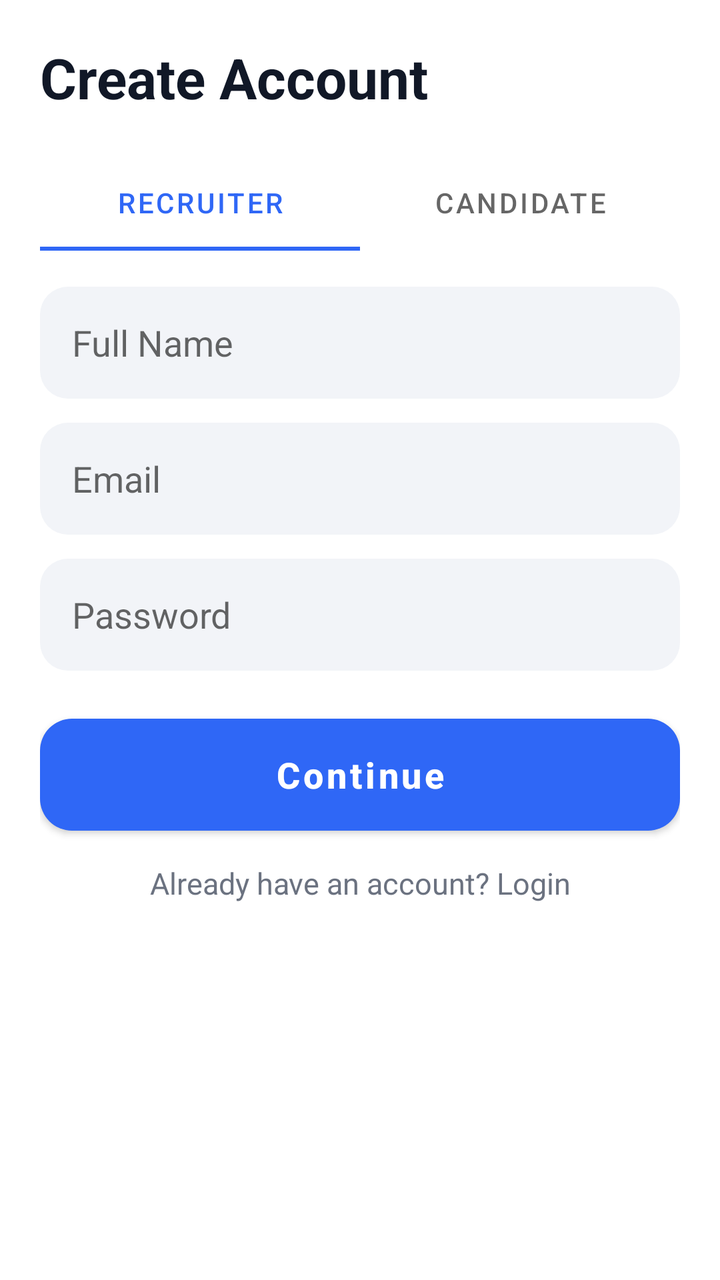
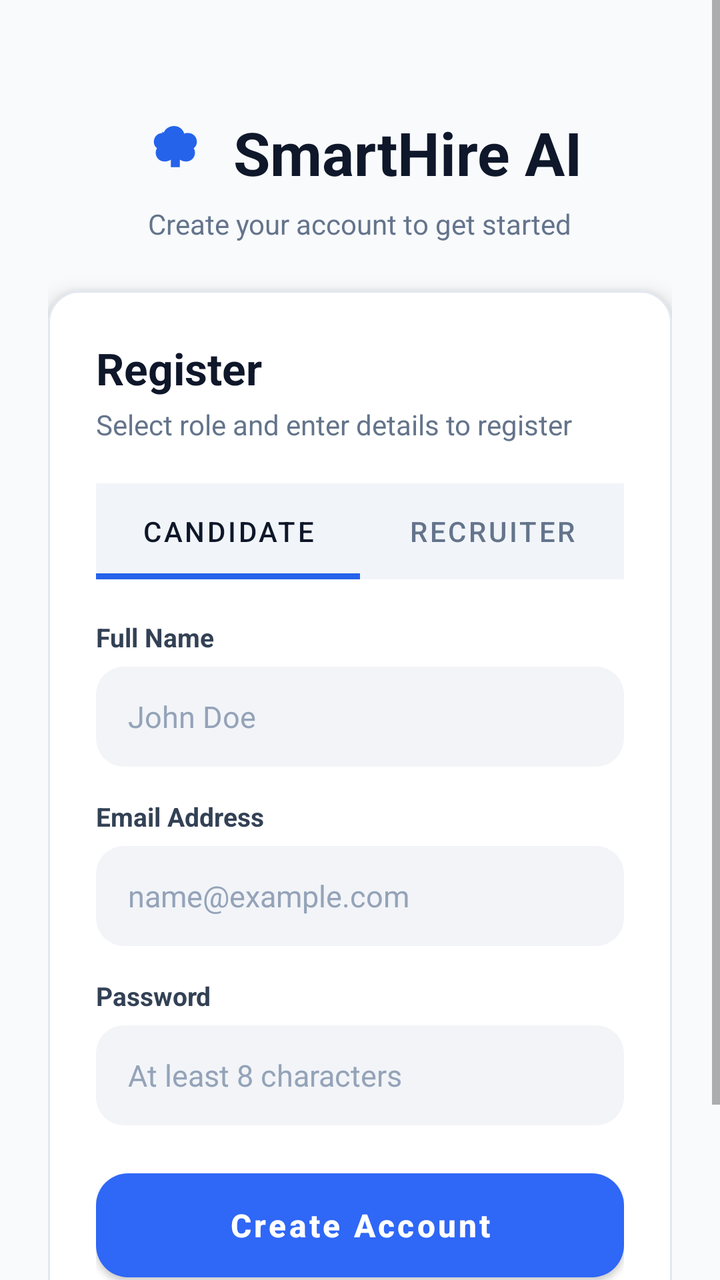

Before-and-after screenshots of an Android layout around one commit, followed by the original layout XML and the change that was made.
<!-- AndroidManifest.xml: application theme Theme.HireAI -->
<!-- res/layout/activity_signup.xml -->
<?xml version="1.0" encoding="utf-8"?>
<androidx.constraintlayout.widget.ConstraintLayout xmlns:android="http://schemas.android.com/apk/res/android"
    xmlns:app="http://schemas.android.com/apk/res-auto"
    android:layout_width="match_parent"
    android:layout_height="match_parent"
    android:background="@color/bg_light"
    android:padding="20dp">

    <TextView
        android:id="@+id/signup_title"
        android:layout_width="wrap_content"
        android:layout_height="wrap_content"
        android:text="Create Account"
        android:textColor="@color/text_primary"
        android:textSize="28sp"
        android:textStyle="bold"
        app:layout_constraintStart_toStartOf="parent"
        app:layout_constraintTop_toTopOf="parent" />

    <com.google.android.material.tabs.TabLayout
        android:id="@+id/signup_role_tabs"
        android:layout_width="0dp"
        android:layout_height="wrap_content"
        android:layout_marginTop="20dp"
        app:layout_constraintTop_toBottomOf="@id/signup_title"
        app:layout_constraintStart_toStartOf="parent"
        app:layout_constraintEnd_toEndOf="parent">

        <com.google.android.material.tabs.TabItem
            android:text="Recruiter" />

        <com.google.android.material.tabs.TabItem
            android:text="Candidate" />
    </com.google.android.material.tabs.TabLayout>

    <EditText
        android:id="@+id/signup_name_input"
        android:layout_width="0dp"
        android:layout_height="56dp"
        android:layout_marginTop="18dp"
        android:background="@drawable/bg_input_light"
        android:hint="Full Name"
        android:paddingHorizontal="16dp"
        app:layout_constraintTop_toBottomOf="@id/signup_role_tabs"
        app:layout_constraintStart_toStartOf="parent"
        app:layout_constraintEnd_toEndOf="parent" />

    <EditText
        android:id="@+id/signup_email_input"
        android:layout_width="0dp"
        android:layout_height="56dp"
        android:layout_marginTop="12dp"
        android:background="@drawable/bg_input_light"
        android:hint="Email"
        android:inputType="textEmailAddress"
        android:paddingHorizontal="16dp"
        app:layout_constraintTop_toBottomOf="@id/signup_name_input"
        app:layout_constraintStart_toStartOf="parent"
        app:layout_constraintEnd_toEndOf="parent" />

    <EditText
        android:id="@+id/signup_password_input"
        android:layout_width="0dp"
        android:layout_height="56dp"
        android:layout_marginTop="12dp"
        android:background="@drawable/bg_input_light"
        android:hint="Password"
        android:inputType="textPassword"
        android:paddingHorizontal="16dp"
        app:layout_constraintTop_toBottomOf="@id/signup_email_input"
        app:layout_constraintStart_toStartOf="parent"
        app:layout_constraintEnd_toEndOf="parent" />

    <Button
        android:id="@+id/signup_action_button"
        android:layout_width="0dp"
        android:layout_height="56dp"
        android:layout_marginTop="24dp"
        android:background="@drawable/bg_button_primary"
        android:text="Continue"
        android:textAllCaps="false"
        android:textColor="@android:color/white"
        android:textSize="18sp"
        android:textStyle="bold"
        app:layout_constraintTop_toBottomOf="@id/signup_password_input"
        app:layout_constraintStart_toStartOf="parent"
        app:layout_constraintEnd_toEndOf="parent" />

    <com.google.android.material.progressindicator.CircularProgressIndicator
        android:id="@+id/signup_loading_inline"
        android:layout_width="28dp"
        android:layout_height="28dp"
        android:layout_marginTop="10dp"
        android:visibility="gone"
        app:indicatorColor="@color/primary_blue"
        app:indicatorSize="28dp"
        app:indicatorInset="0dp"
        app:layout_constraintTop_toBottomOf="@id/signup_action_button"
        app:layout_constraintStart_toStartOf="@id/signup_action_button"
        app:layout_constraintEnd_toEndOf="@id/signup_action_button" />

    <TextView
        android:id="@+id/signup_login_hint"
        android:layout_width="wrap_content"
        android:layout_height="wrap_content"
        android:layout_marginTop="16dp"
        android:text="Already have an account? Login"
        android:textColor="@color/text_secondary"
        android:textSize="15sp"
        app:layout_constraintTop_toBottomOf="@id/signup_loading_inline"
        app:layout_constraintStart_toStartOf="parent"
        app:layout_constraintEnd_toEndOf="parent" />

</androidx.constraintlayout.widget.ConstraintLayout>
<!-- resources referenced by this layout -->
<resources>
  <color name="bg_light">#FFFFFFFF</color>
  <color name="primary_blue">#FF2F67F6</color>
  <color name="text_primary">#FF111827</color>
  <color name="text_secondary">#FF6B7280</color>
  <!-- drawable bg_button_primary (drawable) -->
  <?xml version="1.0" encoding="utf-8"?>
  <ripple xmlns:android="http://schemas.android.com/apk/res/android"
      android:color="#40FFFFFF">
      <item>
          <selector>
              <item android:state_pressed="true">
                  <shape>
                      <solid android:color="@color/primary_blue_dark" />
                      <corners android:radius="@dimen/card_radius" />
                  </shape>
              </item>
              <item android:state_enabled="false">
                  <shape>
                      <solid android:color="#FF9DB6F8" />
                      <corners android:radius="@dimen/card_radius" />
                  </shape>
              </item>
              <item>
                  <shape>
                      <solid android:color="@color/primary_blue" />
                      <corners android:radius="@dimen/card_radius" />
                  </shape>
              </item>
          </selector>
      </item>
  </ripple>
  <!-- drawable bg_input_light (drawable) -->
  <?xml version="1.0" encoding="utf-8"?>
  <shape xmlns:android="http://schemas.android.com/apk/res/android">
      <solid android:color="@color/bg_light_alt" />
      <corners android:radius="@dimen/input_radius" />
  </shape>
  <style name="Theme.HireAI" parent="Theme.MaterialComponents.Light.NoActionBar">
          <item name="colorPrimary">@color/primary_blue</item>
          <item name="colorPrimaryVariant">@color/primary_blue_dark</item>
          <item name="colorOnPrimary">@color/white</item>
          <item name="colorSecondary">@color/primary_blue</item>
          <item name="colorOnSecondary">@color/white</item>
          <item name="android:statusBarColor">@color/bg_light</item>
          <item name="android:navigationBarColor">@color/bg_light</item>
          <item name="android:windowLightStatusBar">true</item>
          <item name="android:windowLightNavigationBar">true</item>
          <item name="android:windowAnimationStyle">@style/Animation.HireAI.Activity.Fast</item>
      </style>
  <color name="primary_blue_dark">#FF2758D6</color>
  <dimen name="card_radius">16dp</dimen>
  <color name="bg_light_alt">#FFF2F4F8</color>
  <dimen name="input_radius">14dp</dimen>
  <color name="white">#FFFFFFFF</color>
  <style name="Animation.HireAI.Activity.Fast" parent="@android:style/Animation.Activity">
          <item name="android:activityOpenEnterAnimation">@anim/activity_open_enter_fast</item>
          <item name="android:activityOpenExitAnimation">@anim/activity_open_exit_fast</item>
          <item name="android:activityCloseEnterAnimation">@anim/activity_close_enter_fast</item>
          <item name="android:activityCloseExitAnimation">@anim/activity_close_exit_fast</item>
      </style>
</resources>

<!-- the commit's change to res/layout/activity_signup.xml (unified diff, before → after) -->
@@ -1,114 +1,227 @@
 <?xml version="1.0" encoding="utf-8"?>
-<androidx.constraintlayout.widget.ConstraintLayout xmlns:android="http://schemas.android.com/apk/res/android"
+<ScrollView xmlns:android="http://schemas.android.com/apk/res/android"
     xmlns:app="http://schemas.android.com/apk/res-auto"
     android:layout_width="match_parent"
     android:layout_height="match_parent"
-    android:background="@color/bg_light"
-    android:padding="20dp">
-
-    <TextView
-        android:id="@+id/signup_title"
-        android:layout_width="wrap_content"
+    android:fillViewport="true"
+    android:background="#F8FAFC">
+
+    <androidx.constraintlayout.widget.ConstraintLayout
+        android:layout_width="match_parent"
         android:layout_height="wrap_content"
-        android:text="Create Account"
-        android:textColor="@color/text_primary"
-        android:textSize="28sp"
-        android:textStyle="bold"
-        app:layout_constraintStart_toStartOf="parent"
-        app:layout_constraintTop_toTopOf="parent" />
-
-    <com.google.android.material.tabs.TabLayout
-        android:id="@+id/signup_role_tabs"
-        android:layout_width="0dp"
-        android:layout_height="wrap_content"
-        android:layout_marginTop="20dp"
-        app:layout_constraintTop_toBottomOf="@id/signup_title"
-        app:layout_constraintStart_toStartOf="parent"
-        app:layout_constraintEnd_toEndOf="parent">
-
-        <com.google.android.material.tabs.TabItem
-            android:text="Recruiter" />
-
-        <com.google.android.material.tabs.TabItem
-            android:text="Candidate" />
-    </com.google.android.material.tabs.TabLayout>
-
-    <EditText
-        android:id="@+id/signup_name_input"
-        android:layout_width="0dp"
-        android:layout_height="56dp"
-        android:layout_marginTop="18dp"
-        android:background="@drawable/bg_input_light"
-        android:hint="Full Name"
-        android:paddingHorizontal="16dp"
-        app:layout_constraintTop_toBottomOf="@id/signup_role_tabs"
-        app:layout_constraintStart_toStartOf="parent"
-        app:layout_constraintEnd_toEndOf="parent" />
-
-    <EditText
-        android:id="@+id/signup_email_input"
-        android:layout_width="0dp"
-        android:layout_height="56dp"
-        android:layout_marginTop="12dp"
-        android:background="@drawable/bg_input_light"
-        android:hint="Email"
-        android:inputType="textEmailAddress"
-        android:paddingHorizontal="16dp"
-        app:layout_constraintTop_toBottomOf="@id/signup_name_input"
-        app:layout_constraintStart_toStartOf="parent"
-        app:layout_constraintEnd_toEndOf="parent" />
-
-    <EditText
-        android:id="@+id/signup_password_input"
-        android:layout_width="0dp"
-        android:layout_height="56dp"
-        android:layout_marginTop="12dp"
-        android:background="@drawable/bg_input_light"
-        android:hint="Password"
-        android:inputType="textPassword"
-        android:paddingHorizontal="16dp"
-        app:layout_constraintTop_toBottomOf="@id/signup_email_input"
-        app:layout_constraintStart_toStartOf="parent"
-        app:layout_constraintEnd_toEndOf="parent" />
-
-    <Button
-        android:id="@+id/signup_action_button"
-        android:layout_width="0dp"
-        android:layout_height="56dp"
-        android:layout_marginTop="24dp"
-        android:background="@drawable/bg_button_primary"
-        android:text="Continue"
-        android:textAllCaps="false"
-        android:textColor="@android:color/white"
-        android:textSize="18sp"
-        android:textStyle="bold"
-        app:layout_constraintTop_toBottomOf="@id/signup_password_input"
-        app:layout_constraintStart_toStartOf="parent"
-        app:layout_constraintEnd_toEndOf="parent" />
-
-    <com.google.android.material.progressindicator.CircularProgressIndicator
-        android:id="@+id/signup_loading_inline"
-        android:layout_width="28dp"
-        android:layout_height="28dp"
-        android:layout_marginTop="10dp"
-        android:visibility="gone"
-        app:indicatorColor="@color/primary_blue"
-        app:indicatorSize="28dp"
-        app:indicatorInset="0dp"
-        app:layout_constraintTop_toBottomOf="@id/signup_action_button"
-        app:layout_constraintStart_toStartOf="@id/signup_action_button"
-        app:layout_constraintEnd_toEndOf="@id/signup_action_button" />
-
-    <TextView
-        android:id="@+id/signup_login_hint"
-        android:layout_width="wrap_content"
-        android:layout_height="wrap_content"
-        android:layout_marginTop="16dp"
-        android:text="Already have an account? Login"
-        android:textColor="@color/text_secondary"
-        android:textSize="15sp"
-        app:layout_constraintTop_toBottomOf="@id/signup_loading_inline"
-        app:layout_constraintStart_toStartOf="parent"
-        app:layout_constraintEnd_toEndOf="parent" />
-
-</androidx.constraintlayout.widget.ConstraintLayout>
+        android:padding="24dp">
+
+        <LinearLayout
+            android:id="@+id/signup_brand_container"
+            android:layout_width="wrap_content"
+            android:layout_height="wrap_content"
+            android:layout_marginTop="32dp"
+            android:gravity="center"
+            android:orientation="vertical"
+            app:layout_constraintEnd_toEndOf="parent"
+            app:layout_constraintStart_toStartOf="parent"
+            app:layout_constraintTop_toTopOf="parent">
+
+            <LinearLayout
+                android:layout_width="wrap_content"
+                android:layout_height="wrap_content"
+                android:gravity="center_vertical"
+                android:orientation="horizontal">
+
+                <ImageView
+                    android:layout_width="38dp"
+                    android:layout_height="38dp"
+                    android:src="@drawable/ic_brain"
+                    app:tint="#2563EB" />
+
+                <TextView
+                    android:layout_width="wrap_content"
+                    android:layout_height="wrap_content"
+                    android:layout_marginStart="10dp"
+                    android:text="SmartHire AI"
+                    android:textColor="#0F172A"
+                    android:textSize="30sp"
+                    android:textStyle="bold" />
+            </LinearLayout>
+
+            <TextView
+                android:layout_width="wrap_content"
+                android:layout_height="wrap_content"
+                android:layout_marginTop="6dp"
+                android:text="Create your account to get started"
+                android:textColor="#64748B"
+                android:textSize="14sp" />
+        </LinearLayout>
+
+        <com.google.android.material.card.MaterialCardView
+            android:id="@+id/signup_card"
+            android:layout_width="0dp"
+            android:layout_height="wrap_content"
+            android:layout_marginTop="24dp"
+            app:cardBackgroundColor="#FFFFFF"
+            app:cardCornerRadius="16dp"
+            app:cardElevation="6dp"
+            app:strokeColor="#E2E8F0"
+            app:strokeWidth="1dp"
+            app:layout_constraintEnd_toEndOf="parent"
+            app:layout_constraintStart_toStartOf="parent"
+            app:layout_constraintTop_toBottomOf="@id/signup_brand_container">
+
+            <LinearLayout
+                android:layout_width="match_parent"
+                android:layout_height="wrap_content"
+                android:orientation="vertical"
+                android:padding="24dp">
+
+                <TextView
+                    android:layout_width="wrap_content"
+                    android:layout_height="wrap_content"
+                    android:text="Register"
+                    android:textColor="#0F172A"
+                    android:textSize="22sp"
+                    android:textStyle="bold" />
+
+                <TextView
+                    android:layout_width="wrap_content"
+                    android:layout_height="wrap_content"
+                    android:layout_marginTop="4dp"
+                    android:text="Select role and enter details to register"
+                    android:textColor="#64748B"
+                    android:textSize="14sp" />
+
+                
+                <com.google.android.material.tabs.TabLayout
+                    android:id="@+id/signup_role_tabs"
+                    android:layout_width="match_parent"
+                    android:layout_height="48dp"
+                    android:layout_marginTop="20dp"
+                    android:background="#F1F5F9"
+                    app:tabIndicatorColor="#2563EB"
+                    app:tabIndicatorHeight="3dp"
+                    app:tabRippleColor="#1E2563EB"
+                    app:tabSelectedTextColor="#0F172A"
+                    app:tabTextColor="#64748B">
+
+                    <com.google.android.material.tabs.TabItem
+                        android:layout_width="wrap_content"
+                        android:layout_height="wrap_content"
+                        android:text="Candidate" />
+
+                    <com.google.android.material.tabs.TabItem
+                        android:layout_width="wrap_content"
+                        android:layout_height="wrap_content"
+                        android:text="Recruiter" />
+                </com.google.android.material.tabs.TabLayout>
+
+                
+                <TextView
+                    android:layout_width="wrap_content"
+                    android:layout_height="wrap_content"
+                    android:layout_marginTop="20dp"
+                    android:text="Full Name"
+                    android:textColor="#334155"
+                    android:textSize="13sp"
+                    android:textStyle="bold" />
+
+                <EditText
+                    android:id="@+id/signup_name_input"
+                    android:layout_width="match_parent"
+                    android:layout_height="50dp"
+                    android:layout_marginTop="6dp"
+                    android:background="@drawable/bg_input_light"
+                    android:hint="John Doe"
+                    android:inputType="textPersonName"
+                    android:paddingStart="16dp"
+                    android:paddingEnd="16dp"
+                    android:textColor="#0F172A"
+                    android:textColorHint="#94A3B8"
+                    android:textSize="15sp" />
+
+                
+                <TextView
+                    android:layout_width="wrap_content"
+                    android:layout_height="wrap_content"
+                    android:layout_marginTop="16dp"
+                    android:text="Email Address"
+                    android:textColor="#334155"
+                    android:textSize="13sp"
+                    android:textStyle="bold" />
+
+                <EditText
+                    android:id="@+id/signup_email_input"
+                    android:layout_width="match_parent"
+                    android:layout_height="50dp"
+                    android:layout_marginTop="6dp"
+                    android:background="@drawable/bg_input_light"
+                    android:hint="name@example.com"
+                    android:inputType="textEmailAddress"
+                    android:paddingStart="16dp"
+                    android:paddingEnd="16dp"
+                    android:textColor="#0F172A"
+                    android:textColorHint="#94A3B8"
+                    android:textSize="15sp" />
+
+                
+                <TextView
+                    android:layout_width="wrap_content"
+                    android:layout_height="wrap_content"
+                    android:layout_marginTop="16dp"
+                    android:text="Password"
+                    android:textColor="#334155"
+                    android:textSize="13sp"
+                    android:textStyle="bold" />
+
+                <EditText
+                    android:id="@+id/signup_password_input"
+                    android:layout_width="match_parent"
+                    android:layout_height="50dp"
+                    android:layout_marginTop="6dp"
+                    android:background="@drawable/bg_input_light"
+                    android:hint="At least 8 characters"
+                    android:inputType="textPassword"
+                    android:paddingStart="16dp"
+                    android:paddingEnd="16dp"
+                    android:textColor="#0F172A"
+                    android:textColorHint="#94A3B8"
+                    android:textSize="15sp" />
+
+                
+                <Button
+                    android:id="@+id/signup_action_button"
+                    android:layout_width="match_parent"
+                    android:layout_height="52dp"
+                    android:layout_marginTop="24dp"
+                    android:background="@drawable/bg_button_primary"
+                    android:text="Create Account"
+                    android:textAllCaps="false"
+                    android:textColor="#FFFFFF"
+                    android:textSize="16sp"
+                    android:textStyle="bold" />
+
+                <com.google.android.material.progressindicator.CircularProgressIndicator
+                    android:id="@+id/signup_loading_inline"
+                    android:layout_width="28dp"
+                    android:layout_height="28dp"
+                    android:layout_gravity="center_horizontal"
+                    android:layout_marginTop="12dp"
+                    android:visibility="gone"
+                    app:indicatorColor="#2563EB"
+                    app:indicatorSize="28dp" />
+
+                
+                <TextView
+                    android:id="@+id/signup_login_hint"
+                    android:layout_width="wrap_content"
+                    android:layout_height="wrap_content"
+                    android:layout_gravity="center_horizontal"
+                    android:layout_marginTop="20dp"
+                    android:padding="8dp"
+                    android:text="Already have an account? Log in"
+                    android:textColor="#2563EB"
+                    android:textSize="14sp"
+                    android:textStyle="bold" />
+            </LinearLayout>
+        </com.google.android.material.card.MaterialCardView>
+
+    </androidx.constraintlayout.widget.ConstraintLayout>
+</ScrollView>
<!-- resource entries referenced after the edit -->
@@ -2,8 +2,6 @@
 <resources>
   <color name="bg_light">#FFFFFFFF</color>
   <color name="primary_blue">#FF2F67F6</color>
-  <color name="text_primary">#FF111827</color>
-  <color name="text_secondary">#FF6B7280</color>
   <!-- drawable bg_button_primary (drawable) -->
   <?xml version="1.0" encoding="utf-8"?>
   <ripple xmlns:android="http://schemas.android.com/apk/res/android"
@@ -37,6 +35,20 @@
       <solid android:color="@color/bg_light_alt" />
       <corners android:radius="@dimen/input_radius" />
   </shape>
+  <!-- drawable ic_brain (drawable) -->
+  <?xml version="1.0" encoding="utf-8"?>
+  <vector xmlns:android="http://schemas.android.com/apk/res/android"
+      android:width="120dp"
+      android:height="120dp"
+      android:viewportWidth="120"
+      android:viewportHeight="120">
+      <path
+          android:fillColor="#FFB58A6A"
+          android:pathData="M40,30c-8,0 -14,6 -14,14 0,4 2,8 5,10 -1,2 -2,4 -2,7 0,8 6,14 14,14 4,0 7,-1 10,-3v12h14V72c3,2 6,3 10,3 8,0 14,-6 14,-14 0,-3 -1,-5 -2,-7 3,-2 5,-6 5,-10 0,-8 -6,-14 -14,-14 -2,0 -4,0 -6,1 -2,-7 -8,-12 -16,-12 -7,0 -14,4 -16,10 -1,0 -3,-1 -4,-1z" />
+      <path
+          android:fillColor="#FFFFFFFF"
+          android:pathData="M40,46h12v4H40zM68,46h12v4H68zM50,58h20v4H50z" />
+  </vector>
   <style name="Theme.HireAI" parent="Theme.MaterialComponents.Light.NoActionBar">
           <item name="colorPrimary">@color/primary_blue</item>
           <item name="colorPrimaryVariant">@color/primary_blue_dark</item>
